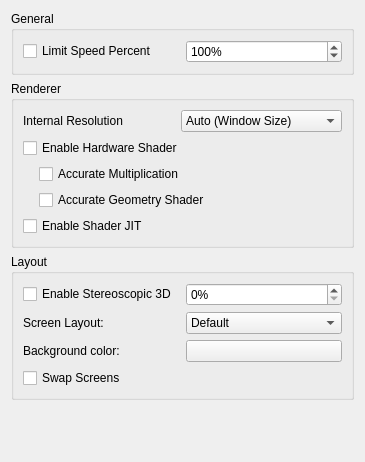
Old version of the form src/citra_qt/configuration/configure_graphics.ui in the repository grimtnt/citra.
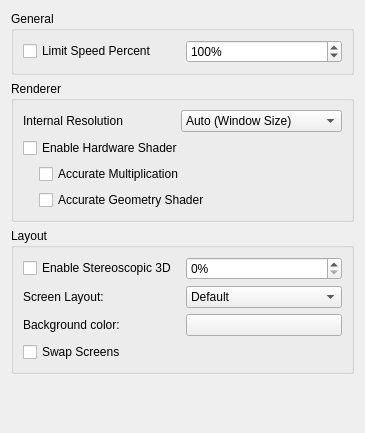
New version of the form.

```diff
--- a/src/citra_qt/configuration/configure_graphics.ui
+++ b/src/citra_qt/configuration/configure_graphics.ui
@@ -7,7 +7,7 @@
     <x>0</x>
     <y>0</y>
     <width>365</width>
-    <height>462</height>
+    <height>433</height>
    </rect>
   </property>
   <property name="windowTitle">
@@ -174,16 +174,6 @@
         </layout>
        </widget>
       </item>
-      <item>
-       <widget class="QCheckBox" name="toggle_shader_jit">
-        <property name="toolTip">
-         <string>&lt;html&gt;&lt;head/&gt;&lt;body&gt;&lt;p&gt;Use the JIT engine instead of the interpreter for software shader emulation. &lt;/p&gt;&lt;p&gt;Enable this for better performance.&lt;/p&gt;&lt;/body&gt;&lt;/html&gt;</string>
-        </property>
-        <property name="text">
-         <string>Enable Shader JIT</string>
-        </property>
-       </widget>
-      </item>
      </layout>
     </widget>
    </item>
```
